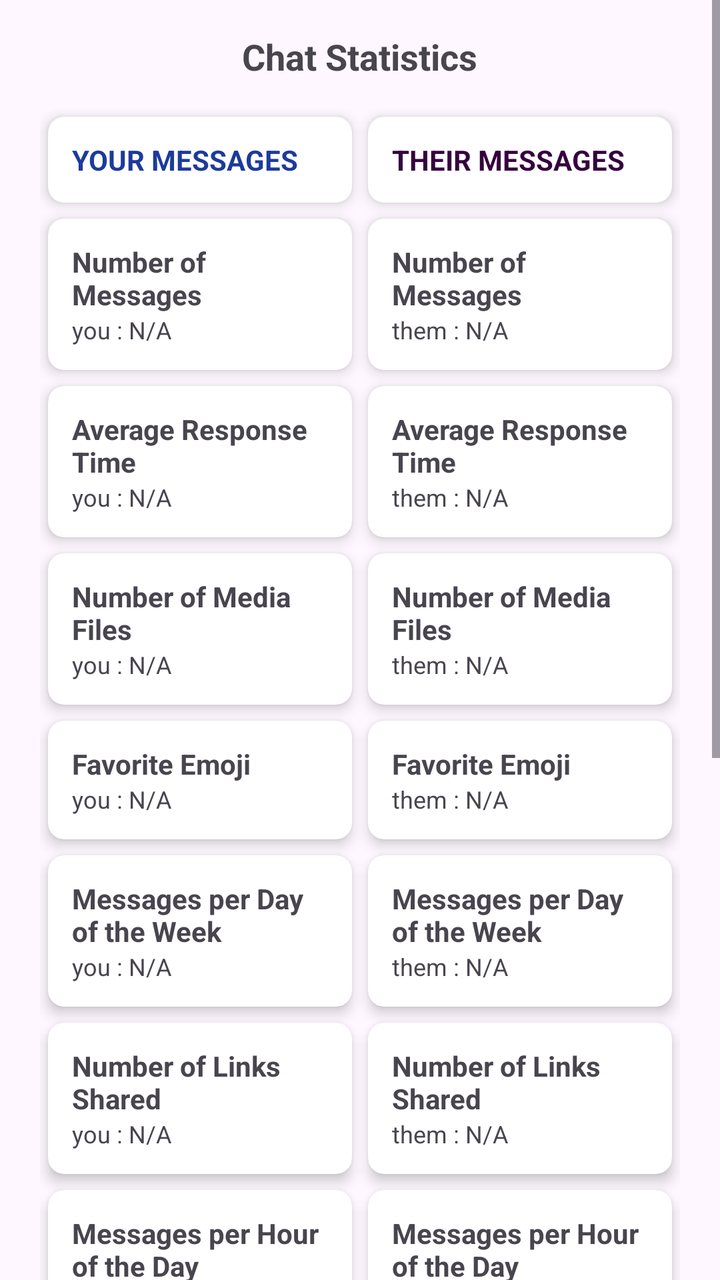
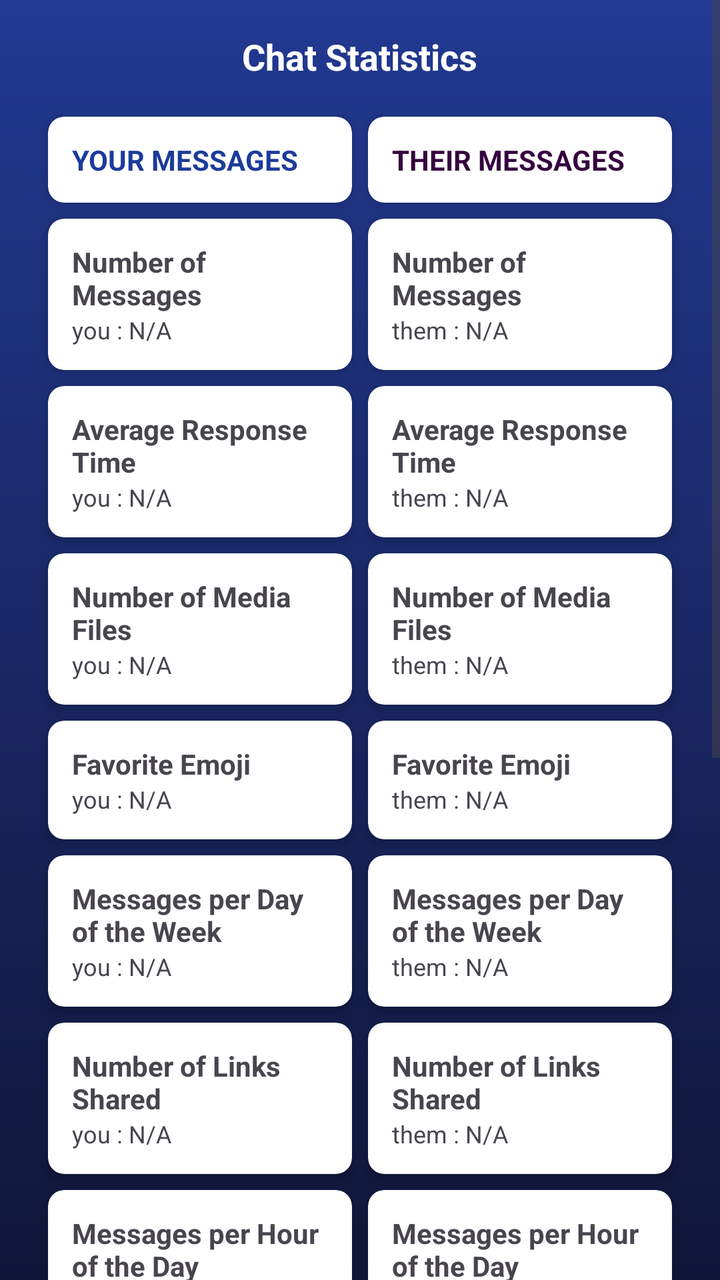

Before-and-after screenshots of an Android layout around one commit, followed by the original layout XML and the change that was made.
<!-- AndroidManifest.xml: application theme Theme.Lasttele -->
<!-- res/layout/results_screen.xml -->
<?xml version="1.0" encoding="utf-8"?>
<ScrollView
    xmlns:android="http://schemas.android.com/apk/res/android"
    android:layout_width="match_parent"
    xmlns:app="http://schemas.android.com/apk/res-auto"
    android:layout_height="match_parent"
    android:fillViewport="true">

    <LinearLayout
        android:layout_width="match_parent"
        android:layout_height="wrap_content"
        android:orientation="vertical"
        android:padding="16dp">

        <TextView
            android:layout_width="wrap_content"
            android:layout_height="wrap_content"
            android:text="Chat Statistics"
            android:textSize="18sp"
            android:textStyle="bold"
            android:layout_gravity="center"
            android:paddingBottom="10dp"/>

        <GridLayout
            android:layout_width="match_parent"
            android:layout_height="wrap_content"
            android:columnCount="2"
            android:rowCount="13"
            android:padding="4dp">

            
            <androidx.cardview.widget.CardView
                android:layout_width="0dp"
                android:layout_height="wrap_content"
                android:layout_columnWeight="1"
                android:layout_margin="4dp"
                app:cardCornerRadius="8dp"
                app:cardElevation="4dp">

                <LinearLayout
                    android:layout_width="match_parent"
                    android:layout_height="wrap_content"
                    android:orientation="vertical"
                    android:padding="12dp">

                    <TextView
                        android:layout_width="wrap_content"
                        android:layout_height="wrap_content"
                        android:text="YOUR MESSAGES"
                        android:textAlignment="center"
                        android:textSize="14sp"
                        android:textColor="#1C3B9B"
                        android:textStyle="bold" />


                </LinearLayout>
            </androidx.cardview.widget.CardView>

            <androidx.cardview.widget.CardView
                android:layout_width="0dp"
                android:layout_height="wrap_content"
                android:layout_columnWeight="1"
                android:layout_margin="4dp"
                app:cardCornerRadius="8dp"
                app:cardElevation="4dp">

                <LinearLayout
                    android:layout_width="match_parent"
                    android:layout_height="wrap_content"
                    android:orientation="vertical"
                    android:padding="12dp">

                    <TextView
                        android:layout_width="wrap_content"
                        android:layout_height="wrap_content"
                        android:text="THEIR MESSAGES"
                        android:textAlignment="center"
                        android:textSize="14sp"
                        android:textColor="#36013F"
                        android:textStyle="bold" />




                </LinearLayout>
            </androidx.cardview.widget.CardView>
            <androidx.cardview.widget.CardView
                android:layout_width="0dp"
                android:layout_height="wrap_content"
                android:layout_columnWeight="1"
                android:layout_margin="4dp"
                app:cardCornerRadius="8dp"
                app:cardElevation="4dp">

                <LinearLayout
                    android:layout_width="match_parent"
                    android:layout_height="wrap_content"
                    android:orientation="vertical"
                    android:padding="12dp">

                    <TextView
                        android:layout_width="wrap_content"
                        android:layout_height="wrap_content"
                        android:text="Number of Messages"
                        android:textSize="14sp"
                        android:textStyle="bold" />



                    <TextView
                        android:id="@+id/yourMessagesTextView"
                        android:layout_width="wrap_content"
                        android:layout_height="wrap_content"
                        android:text="you : N/A"
                        android:textSize="12sp"/>
                </LinearLayout>
            </androidx.cardview.widget.CardView>

            <androidx.cardview.widget.CardView
                android:layout_width="0dp"
                android:layout_height="wrap_content"
                android:layout_columnWeight="1"
                android:layout_margin="4dp"
                app:cardCornerRadius="8dp"
                app:cardElevation="4dp">

                <LinearLayout
                    android:layout_width="match_parent"
                    android:layout_height="wrap_content"
                    android:orientation="vertical"
                    android:padding="12dp">

                    <TextView
                        android:layout_width="wrap_content"
                        android:layout_height="wrap_content"
                        android:text="Number of Messages"
                        android:textStyle="bold"
                        android:textSize="14sp"/>
                    <TextView
                        android:id="@+id/herMessagesTextView"
                        android:layout_width="wrap_content"
                        android:layout_height="wrap_content"
                        android:text="them : N/A"
                        android:textSize="12sp" />



                </LinearLayout>
            </androidx.cardview.widget.CardView>

            
            <androidx.cardview.widget.CardView
                android:layout_width="0dp"
                android:layout_height="wrap_content"
                android:layout_columnWeight="1"
                android:layout_margin="4dp"
                app:cardCornerRadius="8dp"
                app:cardElevation="4dp">

                <LinearLayout
                    android:layout_width="match_parent"
                    android:layout_height="wrap_content"
                    android:orientation="vertical"
                    android:padding="12dp">

                    <TextView
                        android:layout_width="wrap_content"
                        android:layout_height="wrap_content"
                        android:text="Average Response Time"
                        android:textSize="14sp"
                        android:textStyle="bold" />

                    <TextView
                        android:id="@+id/yourAverageTimeTextView"
                        android:layout_width="wrap_content"
                        android:layout_height="wrap_content"
                        android:text="you : N/A"
                        android:textSize="12sp" />


                </LinearLayout>
            </androidx.cardview.widget.CardView>

            <androidx.cardview.widget.CardView
                android:layout_width="0dp"
                android:layout_height="wrap_content"
                android:layout_columnWeight="1"
                android:layout_margin="4dp"
                app:cardCornerRadius="8dp"
                app:cardElevation="4dp">

                <LinearLayout
                    android:layout_width="match_parent"
                    android:layout_height="wrap_content"
                    android:orientation="vertical"
                    android:padding="12dp">

                    <TextView
                        android:layout_width="wrap_content"
                        android:layout_height="wrap_content"
                        android:text="Average Response Time"
                        android:textStyle="bold"
                        android:textSize="14sp"/>



                    <TextView
                        android:id="@+id/herAverageTimeTextView"
                        android:layout_width="wrap_content"
                        android:layout_height="wrap_content"
                        android:text="them : N/A"
                        android:textSize="12sp"/>
                </LinearLayout>
            </androidx.cardview.widget.CardView>

            

            
            <androidx.cardview.widget.CardView
                android:layout_width="0dp"
                android:layout_height="wrap_content"
                android:layout_columnWeight="1"
                android:layout_margin="4dp"
                app:cardCornerRadius="8dp"
                app:cardElevation="4dp">

                <LinearLayout
                    android:layout_width="match_parent"
                    android:layout_height="wrap_content"
                    android:orientation="vertical"
                    android:padding="12dp">

                    <TextView
                        android:layout_width="wrap_content"
                        android:layout_height="wrap_content"
                        android:text="Number of Media Files"
                        android:textSize="14sp"
                        android:textStyle="bold" />

                    <TextView
                        android:id="@+id/yourMediaFilesTextView"
                        android:layout_width="wrap_content"
                        android:layout_height="wrap_content"
                        android:text="you : N/A"
                        android:textSize="12sp" />


                </LinearLayout>
            </androidx.cardview.widget.CardView>

            <androidx.cardview.widget.CardView
                android:layout_width="0dp"
                android:layout_height="wrap_content"
                android:layout_columnWeight="1"
                android:layout_margin="4dp"
                app:cardCornerRadius="8dp"
                app:cardElevation="4dp">

                <LinearLayout
                    android:layout_width="match_parent"
                    android:layout_height="wrap_content"
                    android:orientation="vertical"
                    android:padding="12dp">

                    <TextView
                        android:layout_width="wrap_content"
                        android:layout_height="wrap_content"
                        android:text="Number of Media Files"
                        android:textStyle="bold"
                        android:textSize="14sp"/>



                    <TextView
                        android:id="@+id/herMediaFilesTextView"
                        android:layout_width="wrap_content"
                        android:layout_height="wrap_content"
                        android:text="them : N/A"
                        android:textSize="12sp"/>
                </LinearLayout>
            </androidx.cardview.widget.CardView>

            
            <androidx.cardview.widget.CardView
                android:layout_width="0dp"
                android:layout_height="wrap_content"
                android:layout_columnWeight="1"
                android:layout_margin="4dp"
                app:cardCornerRadius="8dp"
                app:cardElevation="4dp">

                <LinearLayout
                    android:layout_width="match_parent"
                    android:layout_height="wrap_content"
                    android:orientation="vertical"
                    android:padding="12dp">

                    <TextView
                        android:layout_width="wrap_content"
                        android:layout_height="wrap_content"
                        android:text="Favorite Emoji"
                        android:textSize="14sp"
                        android:textStyle="bold" />

                    <TextView
                        android:id="@+id/yourFavoriteEmojiTextView"
                        android:layout_width="wrap_content"
                        android:layout_height="wrap_content"
                        android:text="you : N/A"
                        android:textSize="12sp" />


                </LinearLayout>
            </androidx.cardview.widget.CardView>

            <androidx.cardview.widget.CardView
                android:layout_width="0dp"
                android:layout_height="wrap_content"
                android:layout_columnWeight="1"
                android:layout_margin="4dp"
                app:cardCornerRadius="8dp"
                app:cardElevation="4dp">

                <LinearLayout
                    android:layout_width="match_parent"
                    android:layout_height="wrap_content"
                    android:orientation="vertical"
                    android:padding="12dp">

                    <TextView
                        android:layout_width="wrap_content"
                        android:layout_height="wrap_content"
                        android:text="Favorite Emoji"
                        android:textSize="14sp"
                        android:textStyle="bold" />



                    <TextView
                        android:id="@+id/herFavoriteEmojiTextView"
                        android:layout_width="wrap_content"
                        android:layout_height="wrap_content"
                        android:text="them : N/A"
                        android:textSize="12sp" />
                </LinearLayout>
            </androidx.cardview.widget.CardView>

            
            <androidx.cardview.widget.CardView
                android:layout_width="0dp"
                android:layout_height="wrap_content"
                android:layout_columnWeight="1"
                android:layout_margin="4dp"
                app:cardCornerRadius="8dp"
                app:cardElevation="4dp">

                <LinearLayout
                    android:layout_width="match_parent"
                    android:layout_height="wrap_content"
                    android:orientation="vertical"
                    android:padding="12dp">

                    <TextView
                        android:layout_width="wrap_content"
                        android:layout_height="wrap_content"
                        android:text="Messages per Day of the Week"
                        android:textSize="14sp"
                        android:textStyle="bold" />

                    <TextView
                        android:id="@+id/yourDayOfWeekTextView"
                        android:layout_width="wrap_content"
                        android:layout_height="wrap_content"
                        android:text="you : N/A"
                        android:textSize="12sp" />


                </LinearLayout>
            </androidx.cardview.widget.CardView>

            <androidx.cardview.widget.CardView
                android:layout_width="0dp"
                android:layout_height="wrap_content"
                android:layout_columnWeight="1"
                android:layout_margin="4dp"
                app:cardCornerRadius="8dp"
                app:cardElevation="4dp">

                <LinearLayout
                    android:layout_width="match_parent"
                    android:layout_height="wrap_content"
                    android:orientation="vertical"
                    android:padding="12dp">

                    <TextView
                        android:layout_width="wrap_content"
                        android:layout_height="wrap_content"
                        android:text="Messages per Day of the Week"
                        android:textStyle="bold"
                        android:textSize="14sp"/>



                    <TextView
                        android:id="@+id/herDayOfWeekTextView"
                        android:layout_width="wrap_content"
                        android:layout_height="wrap_content"
                        android:text="them : N/A"
                        android:textSize="12sp"/>
                </LinearLayout>
            </androidx.cardview.widget.CardView>

            
            <androidx.cardview.widget.CardView
                android:layout_width="0dp"
                android:layout_height="wrap_content"
                android:layout_columnWeight="1"
                android:layout_margin="4dp"
                app:cardCornerRadius="8dp"
                app:cardElevation="4dp">

                <LinearLayout
                    android:layout_width="match_parent"
                    android:layout_height="wrap_content"
                    android:orientation="vertical"
                    android:padding="12dp">

                    <TextView
                        android:layout_width="wrap_content"
                        android:layout_height="wrap_content"
                        android:text="Number of Links Shared"
                        android:textSize="14sp"
                        android:textStyle="bold" />

                    <TextView
                        android:id="@+id/yourLinksTextView"
                        android:layout_width="wrap_content"
                        android:layout_height="wrap_content"
                        android:text="you : N/A"
                        android:textSize="12sp" />


                </LinearLayout>
            </androidx.cardview.widget.CardView>

            <androidx.cardview.widget.CardView
                android:layout_width="0dp"
                android:layout_height="wrap_content"
                android:layout_columnWeight="1"
                android:layout_margin="4dp"
                app:cardCornerRadius="8dp"
                app:cardElevation="4dp">

                <LinearLayout
                    android:layout_width="match_parent"
                    android:layout_height="wrap_content"
                    android:orientation="vertical"
                    android:padding="12dp">

                    <TextView
                        android:layout_width="wrap_content"
                        android:layout_height="wrap_content"
                        android:text="Number of Links Shared"
                        android:textSize="14sp"
                        android:textStyle="bold" />



                    <TextView
                        android:id="@+id/herLinksTextView"
                        android:layout_width="wrap_content"
                        android:layout_height="wrap_content"
                        android:text="them : N/A"
                        android:textSize="12sp" />
                </LinearLayout>
            </androidx.cardview.widget.CardView>

            <androidx.cardview.widget.CardView
                android:layout_width="0dp"
                android:layout_height="wrap_content"
                android:layout_columnWeight="1"
                android:layout_margin="4dp"
                app:cardCornerRadius="8dp"
                app:cardElevation="4dp">

                <LinearLayout
                    android:layout_width="match_parent"
                    android:layout_height="wrap_content"
                    android:orientation="vertical"
                    android:padding="12dp">

                    <TextView
                        android:layout_width="wrap_content"
                        android:layout_height="wrap_content"
                        android:text="Messages per Hour of the Day"
                        android:textSize="14sp"
                        android:textStyle="bold" />

                    <TextView
                        android:id="@+id/yourHourOfDayTextView"
                        android:layout_width="wrap_content"
                        android:layout_height="wrap_content"
                        android:text="you : N/A"
                        android:textSize="12sp" />


                </LinearLayout>
            </androidx.cardview.widget.CardView>

            <androidx.cardview.widget.CardView
                android:layout_width="0dp"
                android:layout_height="wrap_content"
                android:layout_columnWeight="1"
                android:layout_margin="4dp"
                app:cardCornerRadius="8dp"
                app:cardElevation="4dp">

                <LinearLayout
                    android:layout_width="match_parent"
                    android:layout_height="wrap_content"
                    android:orientation="vertical"
                    android:padding="12dp">

                    <TextView
                        android:layout_width="wrap_content"
                        android:layout_height="wrap_content"
                        android:text="Messages per Hour of the Day"
                        android:textStyle="bold"
                        android:textSize="14sp"/>



                    <TextView
                        android:id="@+id/herHourOfDayTextView"
                        android:layout_width="wrap_content"
                        android:layout_height="wrap_content"
                        android:text="them : N/A"
                        android:textSize="12sp"/>
                </LinearLayout>
            </androidx.cardview.widget.CardView>

            
            <androidx.cardview.widget.CardView
                android:layout_width="0dp"
                android:layout_height="wrap_content"
                android:layout_columnWeight="1"
                android:layout_margin="4dp"
                app:cardCornerRadius="8dp"
                app:cardElevation="4dp">

                <LinearLayout
                    android:layout_width="match_parent"
                    android:layout_height="wrap_content"
                    android:orientation="vertical"
                    android:padding="12dp">

                    <TextView
                        android:layout_width="wrap_content"
                        android:layout_height="wrap_content"
                        android:text="Messages per Month"
                        android:textSize="14sp"
                        android:textStyle="bold" />

                    <TextView
                        android:id="@+id/yourMonthTextView"
                        android:layout_width="wrap_content"
                        android:layout_height="wrap_content"
                        android:text="you : N/A"
                        android:textSize="12sp" />


                </LinearLayout>
            </androidx.cardview.widget.CardView>

            <androidx.cardview.widget.CardView
                android:layout_width="0dp"
                android:layout_height="wrap_content"
                android:layout_columnWeight="1"
                android:layout_margin="4dp"
                app:cardCornerRadius="8dp"
                app:cardElevation="4dp">

                <LinearLayout
                    android:layout_width="match_parent"
                    android:layout_height="wrap_content"
                    android:orientation="vertical"
                    android:padding="12dp">

                    <TextView
                        android:layout_width="wrap_content"
                        android:layout_height="wrap_content"
                        android:text="Messages per Month"
                        android:textStyle="bold"
                        android:textSize="14sp"/>



                    <TextView
                        android:id="@+id/herMonthTextView"
                        android:layout_width="wrap_content"
                        android:layout_height="wrap_content"
                        android:text="them : N/A"
                        android:textSize="12sp"/>
                </LinearLayout>
            </androidx.cardview.widget.CardView>

            
            <androidx.cardview.widget.CardView
                android:layout_width="0dp"
                android:layout_height="wrap_content"
                android:layout_columnWeight="1"
                android:layout_margin="4dp"
                app:cardCornerRadius="8dp"
                app:cardElevation="4dp">

                <LinearLayout
                    android:layout_width="match_parent"
                    android:layout_height="wrap_content"
                    android:orientation="vertical"
                    android:padding="12dp">

                    <TextView
                        android:layout_width="wrap_content"
                        android:layout_height="wrap_content"
                        android:text="Days with Most Messages"
                        android:textSize="14sp"
                        android:textStyle="bold" />

                    <TextView
                        android:id="@+id/yourDaysMostMessagesTextView"
                        android:layout_width="wrap_content"
                        android:layout_height="wrap_content"
                        android:text="you : N/A"
                        android:textSize="12sp" />


                </LinearLayout>
            </androidx.cardview.widget.CardView>

            <androidx.cardview.widget.CardView
                android:layout_width="0dp"
                android:layout_height="wrap_content"
                android:layout_columnWeight="1"
                android:layout_margin="4dp"
                app:cardCornerRadius="8dp"
                app:cardElevation="4dp">

                <LinearLayout
                    android:layout_width="match_parent"
                    android:layout_height="wrap_content"
                    android:orientation="vertical"
                    android:padding="12dp">

                    <TextView
                        android:layout_width="wrap_content"
                        android:layout_height="wrap_content"
                        android:text="Days with Most Messages"
                        android:textStyle="bold"
                        android:textSize="14sp"/>




                    <TextView
                        android:id="@+id/herDaysMostMessagesTextView"
                        android:layout_width="wrap_content"
                        android:layout_height="wrap_content"
                        android:text="them : N/A"
                        android:textSize="12sp"/>
                </LinearLayout>
            </androidx.cardview.widget.CardView>

            
            <androidx.cardview.widget.CardView
                android:layout_width="0dp"
                android:layout_height="wrap_content"
                android:layout_columnWeight="1"
                android:layout_margin="4dp"
                app:cardCornerRadius="8dp"
                app:cardElevation="4dp">

                <LinearLayout
                    android:layout_width="match_parent"
                    android:layout_height="wrap_content"
                    android:orientation="vertical"
                    android:padding="12dp">

                    <TextView
                        android:layout_width="wrap_content"
                        android:layout_height="wrap_content"
                        android:text="Messages in Last 10 Days"
                        android:textSize="14sp"
                        android:textStyle="bold" />

                    <TextView
                        android:id="@+id/yourLast10DaysTextView"
                        android:layout_width="wrap_content"
                        android:layout_height="wrap_content"
                        android:text="you : N/A"
                        android:textSize="12sp" />


                </LinearLayout>
            </androidx.cardview.widget.CardView>

            <androidx.cardview.widget.CardView
                android:layout_width="0dp"
                android:layout_height="wrap_content"
                android:layout_columnWeight="1"
                android:layout_margin="4dp"
                app:cardCornerRadius="8dp"
                app:cardElevation="4dp">

                <LinearLayout
                    android:layout_width="match_parent"
                    android:layout_height="wrap_content"
                    android:orientation="vertical"
                    android:padding="12dp">

                    <TextView
                        android:layout_width="wrap_content"
                        android:layout_height="wrap_content"
                        android:text="Messages in Last 10 Days"
                        android:textSize="14sp"
                        android:textStyle="bold" />


                    <TextView
                        android:id="@+id/herLast10DaysTextView"
                        android:layout_width="wrap_content"
                        android:layout_height="wrap_content"
                        android:text="them : N/A"
                        android:textSize="12sp" />
                </LinearLayout>
            </androidx.cardview.widget.CardView>

            
            <androidx.cardview.widget.CardView
                android:layout_width="0dp"
                android:layout_height="wrap_content"
                android:layout_columnWeight="1"
                android:layout_margin="4dp"
                app:cardCornerRadius="8dp"
                app:cardElevation="4dp">

                <LinearLayout
                    android:layout_width="match_parent"
                    android:layout_height="wrap_content"
                    android:orientation="vertical"
                    android:padding="12dp">

                    <TextView
                        android:layout_width="wrap_content"
                        android:layout_height="wrap_content"
                        android:text="Most Used Words"
                        android:textSize="14sp"
                        android:textStyle="bold" />

                    <TextView
                        android:id="@+id/yourMostUsedWordsTextView"
                        android:layout_width="wrap_content"
                        android:layout_height="wrap_content"
                        android:text="you : N/A"
                        android:textSize="12sp" />


                </LinearLayout>
            </androidx.cardview.widget.CardView>

            <androidx.cardview.widget.CardView
                android:layout_width="0dp"
                android:layout_height="wrap_content"
                android:layout_columnWeight="1"
                android:layout_margin="4dp"
                app:cardCornerRadius="8dp"
                app:cardElevation="4dp">

                <LinearLayout
                    android:layout_width="match_parent"
                    android:layout_height="wrap_content"
                    android:orientation="vertical"
                    android:padding="12dp">

                    <TextView
                        android:layout_width="wrap_content"
                        android:layout_height="wrap_content"
                        android:text="Most Used Words"
                        android:textStyle="bold"
                        android:textSize="14sp"/>



                    <TextView
                        android:id="@+id/herMostUsedWordsTextView"
                        android:layout_width="wrap_content"
                        android:layout_height="wrap_content"
                        android:text="them : N/A"
                        android:textSize="12sp"/>
                </LinearLayout>
            </androidx.cardview.widget.CardView>

            
            <androidx.cardview.widget.CardView
                android:layout_width="0dp"
                android:layout_height="wrap_content"
                android:layout_columnWeight="1"
                android:layout_margin="4dp"
                app:cardCornerRadius="8dp"
                app:cardElevation="4dp">

                <LinearLayout
                    android:layout_width="match_parent"
                    android:layout_height="wrap_content"
                    android:orientation="vertical"
                    android:padding="12dp">

                    <TextView
                        android:layout_width="wrap_content"
                        android:layout_height="wrap_content"
                        android:text="Most Used Emojis"
                        android:textSize="14sp"
                        android:textStyle="bold" />

                    <TextView
                        android:id="@+id/yourMostUsedEmojisTextView"
                        android:layout_width="wrap_content"
                        android:layout_height="wrap_content"
                        android:text="you : N/A"
                        android:textSize="12sp" />


                </LinearLayout>
            </androidx.cardview.widget.CardView>

            <androidx.cardview.widget.CardView
                android:layout_width="0dp"
                android:layout_height="wrap_content"
                android:layout_columnWeight="1"
                android:layout_margin="4dp"
                app:cardCornerRadius="8dp"
                app:cardElevation="4dp">

                <LinearLayout
                    android:layout_width="match_parent"
                    android:layout_height="wrap_content"
                    android:orientation="vertical"
                    android:padding="12dp">

                    <TextView
                        android:layout_width="wrap_content"
                        android:layout_height="wrap_content"
                        android:text="Most Used Emojis"
                        android:textStyle="bold"
                        android:textSize="14sp"/>



                    <TextView
                        android:id="@+id/herMostUsedEmojisTextView"
                        android:layout_width="wrap_content"
                        android:layout_height="wrap_content"
                        android:text="them : N/A"
                        android:textSize="12sp" />
                </LinearLayout>
            </androidx.cardview.widget.CardView>

        </GridLayout>

    </LinearLayout>

</ScrollView>
<!-- resources referenced by this layout -->
<resources>
  <style name="Theme.Lasttele" parent="Base.Theme.Lasttele" />
  <style name="Base.Theme.Lasttele" parent="Theme.Material3.DayNight.NoActionBar">
          
  
          
      </style>
</resources>

<!-- the commit's change to res/layout/results_screen.xml (unified diff, before → after) -->
@@ -4,6 +4,8 @@
     android:layout_width="match_parent"
     xmlns:app="http://schemas.android.com/apk/res-auto"
     android:layout_height="match_parent"
+    android:background="@drawable/gradient_background"
+    android:orientation="vertical"
     android:fillViewport="true">
 
     <LinearLayout
@@ -18,6 +20,7 @@
             android:text="Chat Statistics"
             android:textSize="18sp"
             android:textStyle="bold"
+            android:textColor="#FFFFFF"
             android:layout_gravity="center"
             android:paddingBottom="10dp"/>
 
<!-- resource entries referenced after the edit -->
@@ -1,5 +1,13 @@
 <!-- resources referenced by this layout -->
 <resources>
+  <!-- drawable gradient_background (drawable) -->
+  <?xml version="1.0" encoding="utf-8"?>
+  <shape xmlns:android="http://schemas.android.com/apk/res/android">
+      <gradient
+          android:startColor="#101638"
+          android:endColor="#223992"
+          android:angle="90"/>
+  </shape>
   <style name="Theme.Lasttele" parent="Base.Theme.Lasttele" />
   <style name="Base.Theme.Lasttele" parent="Theme.Material3.DayNight.NoActionBar">
           
